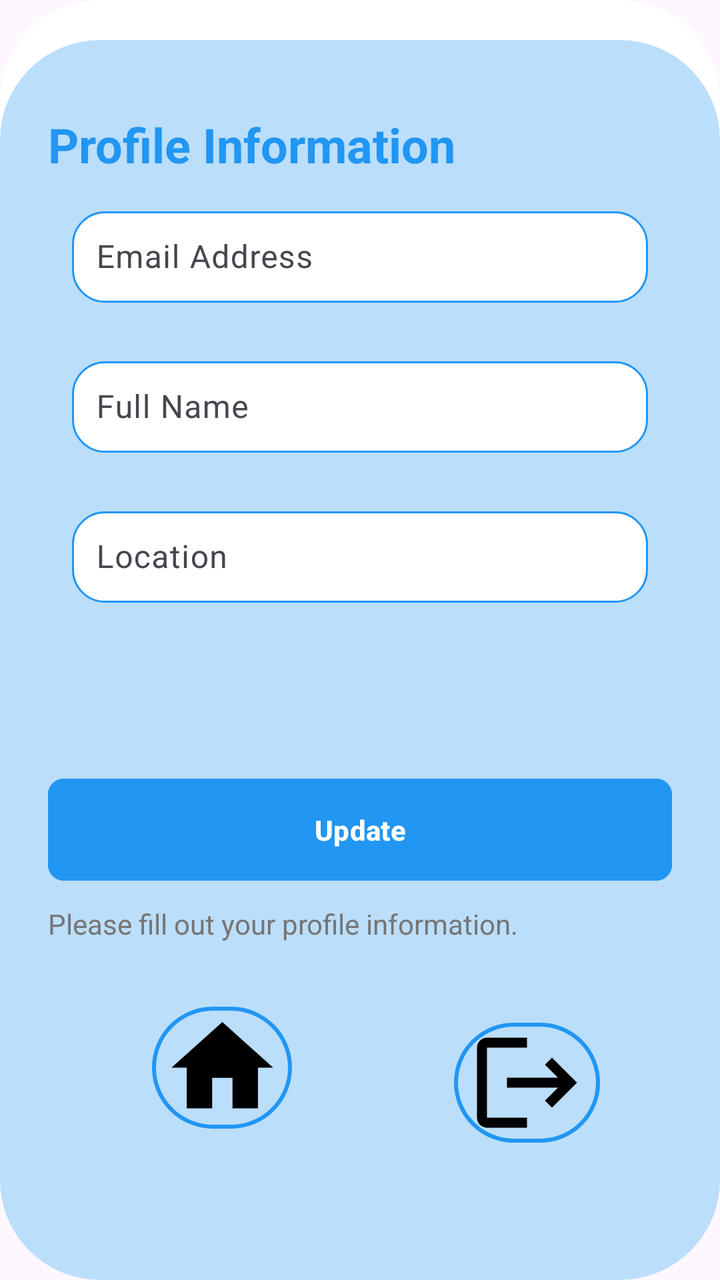
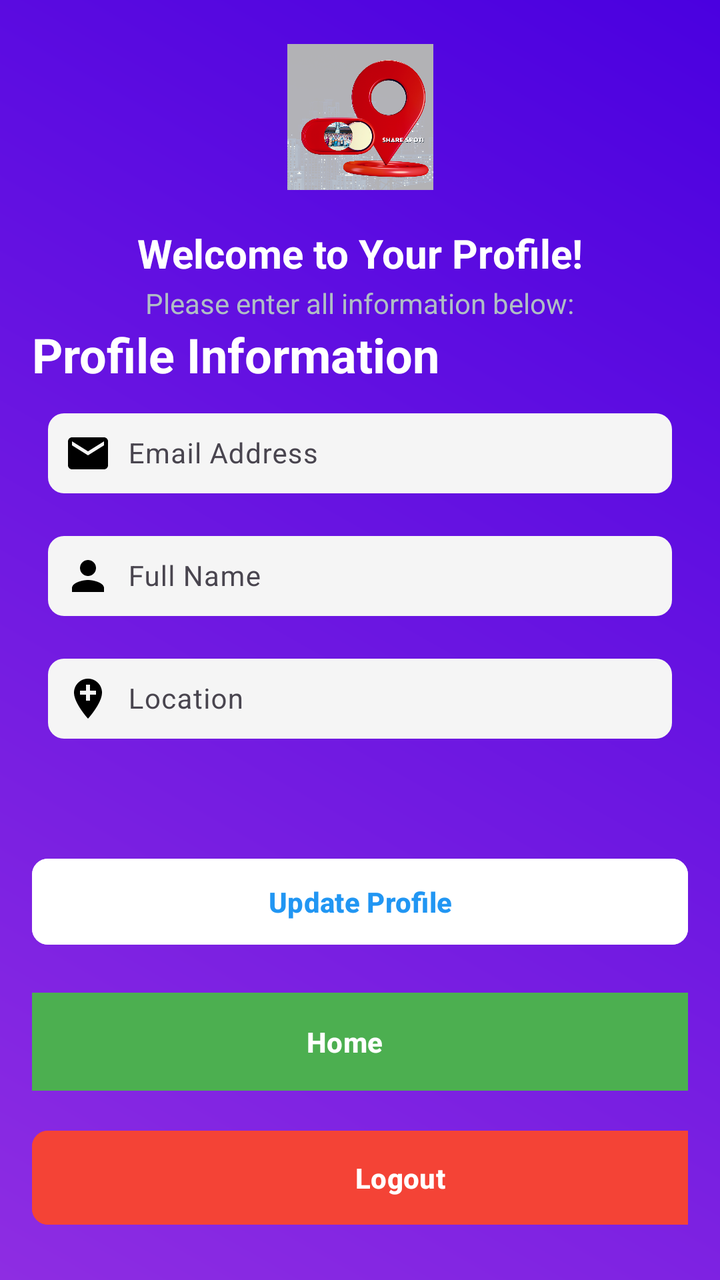

Before-and-after screenshots of an Android layout around one commit, followed by the original layout XML and the change that was made.
<!-- AndroidManifest.xml: application theme Theme.ShareSpot -->
<!-- res/layout/fragment_profile.xml -->
<?xml version="1.0" encoding="utf-8"?>
<androidx.constraintlayout.widget.ConstraintLayout xmlns:android="http://schemas.android.com/apk/res/android"
    xmlns:tools="http://schemas.android.com/tools"
    xmlns:app="http://schemas.android.com/apk/res-auto"
    android:layout_width="match_parent"
    android:layout_height="match_parent"
    android:background="@drawable/profile_gradient_background"
    android:padding="24dp"
    tools:context=".ProfileFragment">


    
    <TextView
        android:id="@+id/titleTv"
        android:layout_width="0dp"
        android:layout_height="wrap_content"
        android:text="Profile Information"
        android:textColor="#2196F3"
        android:textSize="24sp"
        android:textStyle="bold"
        app:layout_constraintTop_toTopOf="parent"
        app:layout_constraintStart_toStartOf="parent"
        app:layout_constraintEnd_toEndOf="parent"
        android:layout_marginTop="32dp"
        android:layout_marginBottom="16dp"/>

    
    <com.google.android.material.textfield.TextInputLayout
        android:id="@+id/textInputLayout0"
        android:layout_width="0dp"
        android:layout_height="wrap_content"
        android:hint="Email Address"
        app:endIconMode="clear_text"
        app:layout_constraintEnd_toEndOf="parent"
        app:layout_constraintStart_toStartOf="parent"
        app:layout_constraintTop_toBottomOf="@+id/titleTv"
        app:boxStrokeColor="#2196F3"
        android:padding="12dp">

        <com.google.android.material.textfield.TextInputEditText
            android:id="@+id/emailEt"
            android:layout_width="match_parent"
            android:layout_height="wrap_content"
            android:enabled="false"
            android:textColor="#212121"
            android:textSize="16sp"
            android:padding="12dp"
            android:background="@drawable/input_background"/>
    </com.google.android.material.textfield.TextInputLayout>

    
    <com.google.android.material.textfield.TextInputLayout
        android:id="@+id/textInputLayout"
        android:layout_width="0dp"
        android:layout_height="wrap_content"
        android:hint="Full Name"
        app:endIconMode="clear_text"
        app:layout_constraintEnd_toEndOf="parent"
        app:layout_constraintStart_toStartOf="parent"
        app:layout_constraintTop_toBottomOf="@+id/textInputLayout0"
        app:boxStrokeColor="#2196F3"
        android:padding="12dp">

        <com.google.android.material.textfield.TextInputEditText
            android:id="@+id/nameEt"
            android:layout_width="match_parent"
            android:layout_height="wrap_content"
            android:textColor="#212121"
            android:textSize="16sp"
            android:padding="12dp"
            android:background="@drawable/input_background"/>
    </com.google.android.material.textfield.TextInputLayout>

    
    <com.google.android.material.textfield.TextInputLayout
        android:id="@+id/textInputLayout2"
        android:layout_width="0dp"
        android:layout_height="wrap_content"
        android:hint="Location"
        app:endIconMode="clear_text"
        app:layout_constraintEnd_toEndOf="parent"
        app:layout_constraintStart_toStartOf="parent"
        app:layout_constraintTop_toBottomOf="@+id/textInputLayout"
        app:boxStrokeColor="#2196F3"
        android:padding="12dp">

        <com.google.android.material.textfield.TextInputEditText
            android:id="@+id/locationEt"
            android:layout_width="match_parent"
            android:layout_height="wrap_content"
            android:enabled="false"
            android:textColor="#212121"
            android:textSize="16sp"
            android:padding="12dp"
            android:background="@drawable/input_background"/>
    </com.google.android.material.textfield.TextInputLayout>

    

    

    

    


    <Button
        android:id="@+id/updateBtn"
        android:layout_width="0dp"
        android:layout_height="wrap_content"
        android:layout_marginTop="72dp"
        android:backgroundTint="#2196F3"
        android:padding="16dp"
        android:text="Update"
        android:textColor="#FFFFFF"
        android:textStyle="bold"
        app:cornerRadius="8dp"
        app:layout_constraintEnd_toEndOf="parent"
        app:layout_constraintHorizontal_bias="0.0"
        app:layout_constraintStart_toStartOf="parent"
        app:layout_constraintTop_toBottomOf="@+id/textInputLayout2" />

    <ImageButton
        android:id="@+id/homeBtn"
        android:layout_width="70dp"
        android:layout_height="61dp"
        android:layout_marginStart="52dp"
        android:layout_marginTop="32dp"
        android:background="@drawable/profile_button_bg"
        android:scaleType="fitCenter"
        android:src="@drawable/home"
        app:layout_constraintStart_toStartOf="parent"
        app:layout_constraintTop_toBottomOf="@+id/descriptionTv" />

    <ImageButton
        android:id="@+id/logoutBtn"
        android:layout_width="73dp"
        android:layout_height="60dp"
        android:layout_marginTop="8dp"
        android:layout_marginEnd="36dp"
        android:background="@drawable/profile_button_bg"
        android:scaleType="fitCenter"
        android:src="@drawable/logout"
        app:layout_constraintEnd_toEndOf="parent"
        app:layout_constraintTop_toTopOf="@+id/homeBtn" />

    <TextView
        android:id="@+id/descriptionTv"
        android:layout_width="0dp"
        android:layout_height="wrap_content"
        android:layout_marginTop="8dp"
        android:text="Please fill out your profile information."
        android:textColor="#757575"
        android:textSize="14sp"
        app:layout_constraintEnd_toEndOf="parent"
        app:layout_constraintHorizontal_bias="0.0"
        app:layout_constraintStart_toStartOf="parent"
        app:layout_constraintTop_toBottomOf="@+id/updateBtn" />

</androidx.constraintlayout.widget.ConstraintLayout>
<!-- resources referenced by this layout -->
<resources>
  <!-- drawable home (drawable) -->
  <vector xmlns:android="http://schemas.android.com/apk/res/android" android:height="24dp" android:tint="#000000" android:viewportHeight="24" android:viewportWidth="24" android:width="24dp">
        
      <path android:fillColor="@android:color/white" android:pathData="M10,20v-6h4v6h5v-8h3L12,3 2,12h3v8z"/>
      
  </vector>
  <!-- drawable input_background (drawable) -->
  <?xml version="1.0" encoding="utf-8"?>
  <shape xmlns:android="http://schemas.android.com/apk/res/android">
      <solid android:color="#FFFFFF" />
      <corners android:radius="16dp" />
      <stroke android:width="1dp" android:color="#2196F3" />
  </shape>
  <!-- drawable logout (drawable) -->
  <vector xmlns:android="http://schemas.android.com/apk/res/android" android:autoMirrored="true" android:height="24dp" android:tint="#000000" android:viewportHeight="24" android:viewportWidth="24" android:width="24dp">
        
      <path android:fillColor="@android:color/white" android:pathData="M17,7l-1.41,1.41L18.17,11H8v2h10.17l-2.58,2.58L17,17l5,-5zM4,5h8V3H4c-1.1,0 -2,0.9 -2,2v14c0,1.1 0.9,2 2,2h8v-2H4V5z"/>
      
  </vector>
  <!-- drawable profile_button_bg (drawable) -->
  <?xml version="1.0" encoding="utf-8"?>
  <selector xmlns:android="http://schemas.android.com/apk/res/android">
      <item android:state_pressed="true">
          <shape>
              <solid android:color="#90CAF9"/> 
              <corners android:radius="40dp"/> 
              <stroke android:width="2dp" android:color="#2196F3"/> 
          </shape>
      </item>
      <item>
          <shape>
              <solid android:color="#BBDEFB"/> 
              <corners android:radius="40dp"/> 
              <stroke android:width="2dp" android:color="#2196F3"/> 
          </shape>
      </item>
  </selector>
  <!-- drawable profile_gradient_background (drawable) -->
  <?xml version="1.0" encoding="utf-8"?>
  <layer-list xmlns:android="http://schemas.android.com/apk/res/android">
      <item>
          <shape>
              <solid android:color="#FFFFFF"/>
              <corners android:radius="50dp"/>
          </shape>
      </item>
      <item android:top="20dp" android:left="0dp">
          <shape>
              <solid android:color="#BBDEFB"/>
              <corners android:radius="50dp"/>
          </shape>
      </item>
  </layer-list>
  <style name="Theme.ShareSpot" parent="Base.Theme.ShareSpot" />
  <style name="Base.Theme.ShareSpot" parent="Theme.Material3.DayNight.NoActionBar">
          
          
      </style>
</resources>

<!-- the commit's change to res/layout/fragment_profile.xml (unified diff, before → after) -->
@@ -1,30 +1,66 @@
 <?xml version="1.0" encoding="utf-8"?>
-<androidx.constraintlayout.widget.ConstraintLayout xmlns:android="http://schemas.android.com/apk/res/android"
+<androidx.constraintlayout.widget.ConstraintLayout
+    xmlns:android="http://schemas.android.com/apk/res/android"
     xmlns:tools="http://schemas.android.com/tools"
     xmlns:app="http://schemas.android.com/apk/res-auto"
     android:layout_width="match_parent"
     android:layout_height="match_parent"
     android:background="@drawable/profile_gradient_background"
-    android:padding="24dp"
+    android:padding="16dp"
     tools:context=".ProfileFragment">
 
+    <LinearLayout
+        android:id="@+id/headerLayout"
+        android:layout_width="match_parent"
+        android:layout_height="wrap_content"
+        android:gravity="center"
+        android:orientation="vertical"
+        app:layout_constraintEnd_toEndOf="parent"
+        app:layout_constraintStart_toStartOf="parent"
+        app:layout_constraintTop_toTopOf="parent">
 
-    
+        <ImageView
+            android:id="@+id/profileImage"
+            android:layout_width="124dp"
+            android:layout_height="85dp"
+            android:layout_marginBottom="12dp"
+            android:contentDescription="Profile Image"
+            android:padding="6dp"
+            android:src="@drawable/locationapplogo" />
+
+        <TextView
+            android:id="@+id/welcomeTextView"
+            android:layout_width="wrap_content"
+            android:layout_height="wrap_content"
+            android:layout_marginBottom="2dp"
+            android:drawablePadding="8dp"
+            android:text="Welcome to Your Profile!"
+            android:textColor="#FFFFFF"
+            android:textSize="20sp"
+            android:textStyle="bold" />
+
+        <TextView
+            android:id="@+id/infoPromptTextView"
+            android:layout_width="wrap_content"
+            android:layout_height="wrap_content"
+            android:text="Please enter all information below:"
+            android:textColor="#B0BEC5"
+            android:textSize="14sp" />
+    </LinearLayout>
+
     <TextView
         android:id="@+id/titleTv"
         android:layout_width="0dp"
         android:layout_height="wrap_content"
         android:text="Profile Information"
-        android:textColor="#2196F3"
+        android:textColor="#FFFFFF"
         android:textSize="24sp"
         android:textStyle="bold"
-        app:layout_constraintTop_toTopOf="parent"
+        android:layout_marginBottom="12dp"
+        app:layout_constraintTop_toBottomOf="@+id/headerLayout"
         app:layout_constraintStart_toStartOf="parent"
-        app:layout_constraintEnd_toEndOf="parent"
-        android:layout_marginTop="32dp"
-        android:layout_marginBottom="16dp"/>
+        app:layout_constraintEnd_toEndOf="parent"/>
 
-    
     <com.google.android.material.textfield.TextInputLayout
         android:id="@+id/textInputLayout0"
         android:layout_width="0dp"
@@ -34,44 +70,48 @@
         app:layout_constraintEnd_toEndOf="parent"
         app:layout_constraintStart_toStartOf="parent"
         app:layout_constraintTop_toBottomOf="@+id/titleTv"
-        app:boxStrokeColor="#2196F3"
-        android:padding="12dp">
+        app:boxStrokeColor="#FFFFFF"
+        android:padding="8dp">
 
         <com.google.android.material.textfield.TextInputEditText
             android:id="@+id/emailEt"
             android:layout_width="match_parent"
             android:layout_height="wrap_content"
-            android:enabled="false"
-            android:textColor="#212121"
-            android:textSize="16sp"
-            android:padding="12dp"
-            android:background="@drawable/input_background"/>
+            android:enabled="true"
+            android:textColor="#0A0A0A"
+            android:textSize="14sp"
+            android:padding="8dp"
+            android:background="@drawable/input_background"
+            android:drawableStart="@drawable/baseline_email_24"
+            android:drawablePadding="8dp"/>
     </com.google.android.material.textfield.TextInputLayout>
 
-    
     <com.google.android.material.textfield.TextInputLayout
         android:id="@+id/textInputLayout"
         android:layout_width="0dp"
         android:layout_height="wrap_content"
         android:hint="Full Name"
+        android:enabled="true"
+        android:drawableStart="@drawable/profile"
         app:endIconMode="clear_text"
         app:layout_constraintEnd_toEndOf="parent"
         app:layout_constraintStart_toStartOf="parent"
         app:layout_constraintTop_toBottomOf="@+id/textInputLayout0"
-        app:boxStrokeColor="#2196F3"
-        android:padding="12dp">
+        app:boxStrokeColor="#FFFFFF"
+        android:padding="8dp">
 
         <com.google.android.material.textfield.TextInputEditText
             android:id="@+id/nameEt"
             android:layout_width="match_parent"
             android:layout_height="wrap_content"
-            android:textColor="#212121"
-            android:textSize="16sp"
-            android:padding="12dp"
-            android:background="@drawable/input_background"/>
+            android:textColor="#0E0E0E"
+            android:textSize="14sp"
+            android:padding="8dp"
+            android:background="@drawable/input_background"
+            android:drawableStart="@drawable/profile"
+            android:drawablePadding="8dp"/>
     </com.google.android.material.textfield.TextInputLayout>
 
-    
     <com.google.android.material.textfield.TextInputLayout
         android:id="@+id/textInputLayout2"
         android:layout_width="0dp"
@@ -81,80 +121,78 @@
         app:layout_constraintEnd_toEndOf="parent"
         app:layout_constraintStart_toStartOf="parent"
         app:layout_constraintTop_toBottomOf="@+id/textInputLayout"
-        app:boxStrokeColor="#2196F3"
-        android:padding="12dp">
+        app:boxStrokeColor="#FFFFFF"
+        android:padding="8dp">
 
         <com.google.android.material.textfield.TextInputEditText
             android:id="@+id/locationEt"
             android:layout_width="match_parent"
             android:layout_height="wrap_content"
-            android:enabled="false"
-            android:textColor="#212121"
-            android:textSize="16sp"
-            android:padding="12dp"
-            android:background="@drawable/input_background"/>
+            android:enabled="true"
+            android:textColor="#0D0C0C"
+            android:textSize="14sp"
+            android:padding="8dp"
+            android:background="@drawable/input_background"
+            android:drawableStart="@drawable/location"
+            android:drawablePadding="8dp"/>
     </com.google.android.material.textfield.TextInputLayout>
-
-    
-
-    
-
-    
-
-    
-
 
     <Button
         android:id="@+id/updateBtn"
         android:layout_width="0dp"
         android:layout_height="wrap_content"
-        android:layout_marginTop="72dp"
-        android:backgroundTint="#2196F3"
-        android:padding="16dp"
-        android:text="Update"
+        android:layout_marginTop="48dp"
+        android:backgroundTint="#FFFFFF"
+        android:padding="12dp"
+        android:text="Update Profile"
+        android:textColor="#2196F3"
+        android:textStyle="bold"
+        app:cornerRadius="8dp"
+        app:layout_constraintEnd_toEndOf="parent"
+        app:layout_constraintStart_toStartOf="parent"
+        app:layout_constraintTop_toBottomOf="@+id/textInputLayout2" />
+
+    <Button
+        android:id="@+id/homeBtn"
+        android:layout_width="375dp"
+        android:layout_height="57dp"
+        android:layout_marginTop="16dp"
+        android:layout_marginEnd="16dp"
+        android:backgroundTint="#4CAF50"
+        android:padding="12dp"
+        android:text="Home"
+        android:textColor="#FFFFFF"
+        android:textStyle="bold"
+        app:cornerRadius="8dp"
+        app:layout_constraintEnd_toEndOf="parent"
+        app:layout_constraintStart_toStartOf="parent"
+        app:layout_constraintTop_toBottomOf="@+id/updateBtn" />
+
+    <Button
+        android:id="@+id/logoutBtn"
+        android:layout_width="368dp"
+        android:layout_height="55dp"
+        android:layout_marginTop="12dp"
+        android:backgroundTint="#F44336"
+        android:padding="12dp"
+        android:text="Logout"
         android:textColor="#FFFFFF"
         android:textStyle="bold"
         app:cornerRadius="8dp"
         app:layout_constraintEnd_toEndOf="parent"
         app:layout_constraintHorizontal_bias="0.0"
         app:layout_constraintStart_toStartOf="parent"
-        app:layout_constraintTop_toBottomOf="@+id/textInputLayout2" />
-
-    <ImageButton
-        android:id="@+id/homeBtn"
-        android:layout_width="70dp"
-        android:layout_height="61dp"
-        android:layout_marginStart="52dp"
-        android:layout_marginTop="32dp"
-        android:background="@drawable/profile_button_bg"
-        android:scaleType="fitCenter"
-        android:src="@drawable/home"
-        app:layout_constraintStart_toStartOf="parent"
-        app:layout_constraintTop_toBottomOf="@+id/descriptionTv" />
-
-    <ImageButton
-        android:id="@+id/logoutBtn"
-        android:layout_width="73dp"
-        android:layout_height="60dp"
-        android:layout_marginTop="8dp"
-        android:layout_marginEnd="36dp"
-        android:background="@drawable/profile_button_bg"
-        android:scaleType="fitCenter"
-        android:src="@drawable/logout"
-        app:layout_constraintEnd_toEndOf="parent"
-        app:layout_constraintTop_toTopOf="@+id/homeBtn" />
+        app:layout_constraintTop_toBottomOf="@+id/homeBtn" />
 
     <TextView
         android:id="@+id/descriptionTv"
         android:layout_width="0dp"
         android:layout_height="wrap_content"
         android:layout_marginTop="8dp"
-        android:text="Please fill out your profile information."
-        android:textColor="#757575"
+        android:text="Please fill out your profile information correctly."
+        android:textColor="#B0BEC5"
         android:textSize="14sp"
         app:layout_constraintEnd_toEndOf="parent"
-        app:layout_constraintHorizontal_bias="0.0"
         app:layout_constraintStart_toStartOf="parent"
-        app:layout_constraintTop_toBottomOf="@+id/updateBtn" />
-
+        app:layout_constraintTop_toBottomOf="@+id/logoutBtn" />
 </androidx.constraintlayout.widget.ConstraintLayout>
<!-- resource entries referenced after the edit -->
@@ -1,55 +1,42 @@
 <!-- resources referenced by this layout -->
 <resources>
-  <!-- drawable home (drawable) -->
+  <!-- drawable baseline_email_24 (drawable) -->
   <vector xmlns:android="http://schemas.android.com/apk/res/android" android:height="24dp" android:tint="#000000" android:viewportHeight="24" android:viewportWidth="24" android:width="24dp">
         
-      <path android:fillColor="@android:color/white" android:pathData="M10,20v-6h4v6h5v-8h3L12,3 2,12h3v8z"/>
+      <path android:fillColor="@android:color/white" android:pathData="M20,4L4,4c-1.1,0 -1.99,0.9 -1.99,2L2,18c0,1.1 0.9,2 2,2h16c1.1,0 2,-0.9 2,-2L22,6c0,-1.1 -0.9,-2 -2,-2zM20,8l-8,5 -8,-5L4,6l8,5 8,-5v2z"/>
       
   </vector>
   <!-- drawable input_background (drawable) -->
-  <?xml version="1.0" encoding="utf-8"?>
   <shape xmlns:android="http://schemas.android.com/apk/res/android">
-      <solid android:color="#FFFFFF" />
-      <corners android:radius="16dp" />
-      <stroke android:width="1dp" android:color="#2196F3" />
+      <solid android:color="#F5F5F5"/>
+      <corners android:radius="8dp"/>
+      <padding
+          android:left="10dp"
+          android:right="10dp"
+          android:top="10dp"
+          android:bottom="10dp"/>
   </shape>
-  <!-- drawable logout (drawable) -->
-  <vector xmlns:android="http://schemas.android.com/apk/res/android" android:autoMirrored="true" android:height="24dp" android:tint="#000000" android:viewportHeight="24" android:viewportWidth="24" android:width="24dp">
+  <!-- drawable location (drawable) -->
+  <vector xmlns:android="http://schemas.android.com/apk/res/android" android:height="24dp" android:tint="#000000" android:viewportHeight="24" android:viewportWidth="24" android:width="24dp">
         
-      <path android:fillColor="@android:color/white" android:pathData="M17,7l-1.41,1.41L18.17,11H8v2h10.17l-2.58,2.58L17,17l5,-5zM4,5h8V3H4c-1.1,0 -2,0.9 -2,2v14c0,1.1 0.9,2 2,2h8v-2H4V5z"/>
+      <path android:fillColor="@android:color/white" android:pathData="M12,2C8.14,2 5,5.14 5,9c0,5.25 7,13 7,13s7,-7.75 7,-13c0,-3.86 -3.14,-7 -7,-7zM16,10h-3v3h-2v-3L8,10L8,8h3L11,5h2v3h3v2z"/>
       
   </vector>
-  <!-- drawable profile_button_bg (drawable) -->
-  <?xml version="1.0" encoding="utf-8"?>
-  <selector xmlns:android="http://schemas.android.com/apk/res/android">
-      <item android:state_pressed="true">
-          <shape>
-              <solid android:color="#90CAF9"/> 
-              <corners android:radius="40dp"/> 
-              <stroke android:width="2dp" android:color="#2196F3"/> 
-          </shape>
-      </item>
-      <item>
-          <shape>
-              <solid android:color="#BBDEFB"/> 
-              <corners android:radius="40dp"/> 
-              <stroke android:width="2dp" android:color="#2196F3"/> 
-          </shape>
-      </item>
-  </selector>
+  <!-- drawable locationapplogo: png bitmap (drawable, 706622 bytes) -->
+  <!-- drawable profile (drawable) -->
+  <vector xmlns:android="http://schemas.android.com/apk/res/android" android:height="24dp" android:tint="#000000" android:viewportHeight="24" android:viewportWidth="24" android:width="24dp">
+        
+      <path android:fillColor="@android:color/white" android:pathData="M12,12c2.21,0 4,-1.79 4,-4s-1.79,-4 -4,-4 -4,1.79 -4,4 1.79,4 4,4zM12,14c-2.67,0 -8,1.34 -8,4v2h16v-2c0,-2.66 -5.33,-4 -8,-4z"/>
+      
+  </vector>
   <!-- drawable profile_gradient_background (drawable) -->
-  <?xml version="1.0" encoding="utf-8"?>
   <layer-list xmlns:android="http://schemas.android.com/apk/res/android">
       <item>
-          <shape>
-              <solid android:color="#FFFFFF"/>
-              <corners android:radius="50dp"/>
-          </shape>
-      </item>
-      <item android:top="20dp" android:left="0dp">
-          <shape>
-              <solid android:color="#BBDEFB"/>
-              <corners android:radius="50dp"/>
+          <shape android:shape="rectangle">
+              <gradient
+                  android:startColor="#8E2DE2"
+                  android:endColor="#4A00E0"
+                  android:angle="45"/>
           </shape>
       </item>
   </layer-list>
